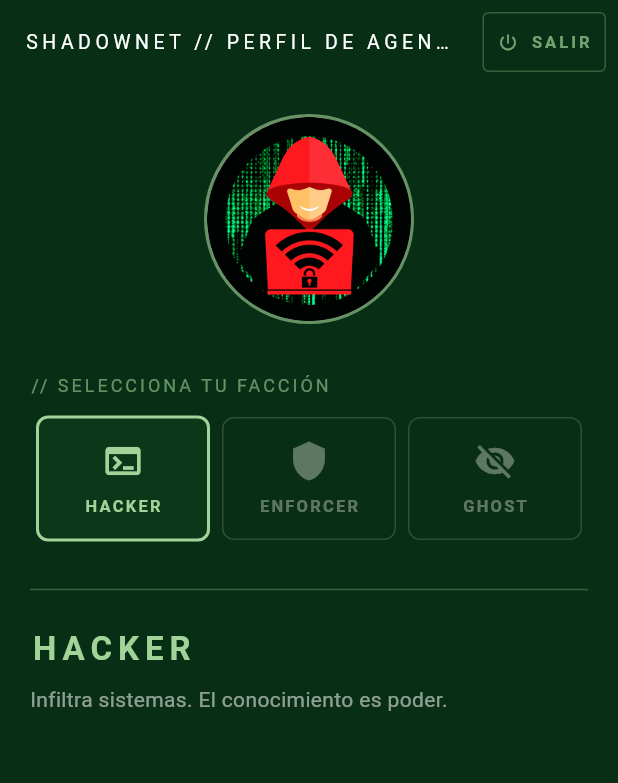
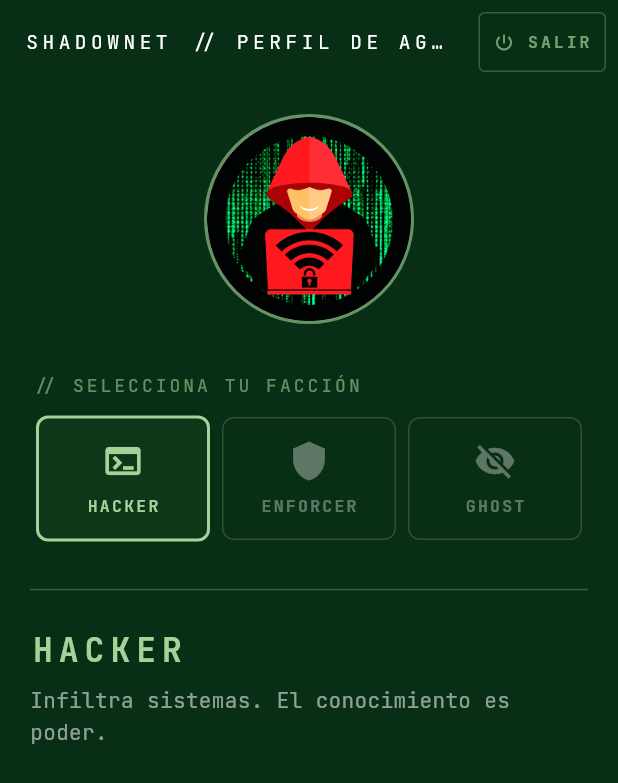
Before and after one commit to NarethWebDev/ShadowNet, a Flutter app: the screen it shows after launch, after a tap on "HACKER", on a phone screen of 412 x 824 dp. Shown: the top 783 px of the screen. Run offline on Flutter 3.47's test engine with Material 3 defaults, Android fonts, the light colour scheme and no system bars; our stand-ins replace google_fonts.

Commit message:
feat: se agrego el google fonts y cambio su tipografia

```diff
--- a/lib/app.dart
+++ b/lib/app.dart
@@ -1,5 +1,6 @@
 import 'package:flutter/material.dart';
 import 'screens/agent_profile_screen.dart';
+import 'theme/app_theme.dart';
 
 class ShadowNetApp extends StatefulWidget {
   const ShadowNetApp({super.key});
@@ -20,13 +21,7 @@ class _ShadowNetAppState extends State<ShadowNetApp> {
     return MaterialApp(
       title: 'ShadowNet',
       debugShowCheckedModeBanner: false,
-      theme: ThemeData(
-        colorScheme: ColorScheme.fromSeed(
-          seedColor: _seedColor,
-          brightness: Brightness.dark,
-        ),
-        useMaterial3: true,
-      ),
+      theme: AppTheme.build(_seedColor),
       home: AgentProfileScreen(
         onSeedColorChanged: _onSeedColorChanged,
       ),
--- a/lib/theme/app_theme.dart
+++ b/lib/theme/app_theme.dart
@@ -0,0 +1,38 @@
+import 'package:flutter/material.dart';
+import 'package:google_fonts/google_fonts.dart';
+
+class AppTheme {
+  /// [seedColor]
+  static ThemeData build(Color seedColor) {
+    final colorScheme = ColorScheme.fromSeed(
+      seedColor: seedColor,
+      brightness: Brightness.dark,
+    );
+
+    final textTheme = GoogleFonts.jetBrainsMonoTextTheme(
+      TextTheme(
+        displayLarge:  GoogleFonts.jetBrainsMono(color: colorScheme.onSurface),
+        displayMedium: GoogleFonts.jetBrainsMono(color: colorScheme.onSurface),
+        displaySmall:  GoogleFonts.jetBrainsMono(color: colorScheme.onSurface),
+        headlineLarge: GoogleFonts.jetBrainsMono(color: colorScheme.onSurface),
+        headlineMedium:GoogleFonts.jetBrainsMono(color: colorScheme.onSurface),
+        headlineSmall: GoogleFonts.jetBrainsMono(color: colorScheme.onSurface),
+        titleLarge:    GoogleFonts.jetBrainsMono(color: colorScheme.onSurface),
+        titleMedium:   GoogleFonts.jetBrainsMono(color: colorScheme.onSurface),
+        titleSmall:    GoogleFonts.jetBrainsMono(color: colorScheme.onSurface),
+        labelLarge:    GoogleFonts.jetBrainsMono(color: colorScheme.onSurface),
+        labelMedium:   GoogleFonts.jetBrainsMono(color: colorScheme.onSurface),
+        labelSmall:    GoogleFonts.jetBrainsMono(color: colorScheme.onSurface),
+        bodyLarge:     GoogleFonts.urbanist(color: colorScheme.onSurface),
+        bodyMedium:    GoogleFonts.urbanist(color: colorScheme.onSurface),
+        bodySmall:     GoogleFonts.urbanist(color: colorScheme.onSurface),
+      ),
+    );
+
+    return ThemeData(
+      colorScheme: colorScheme,
+      useMaterial3: true,
+      textTheme: textTheme,
+    );
+  }
+}
--- a/lib/widgets/faction_selector.dart
+++ b/lib/widgets/faction_selector.dart
@@ -1,8 +1,6 @@
 import 'package:flutter/material.dart';
 import '../models/faction.dart';
 
-/// Widget que muestra los botones de selección de facción.
-/// Cada botón tiene etiqueta semántica para lectores de pantalla.
 class FactionSelector extends StatelessWidget {
   final Faction? selectedFaction;
   final ValueChanged<Faction> onFactionSelected;
--- a/pubspec.yaml
+++ b/pubspec.yaml
@@ -10,8 +10,7 @@ environment:
 dependencies:
   flutter:
     sdk: flutter
-  # Tus compañeros pueden agregar google_fonts aquí (punto 4)
-  # google_fonts: ^6.1.0
+  google_fonts: ^8.1.0
 
 dev_dependencies:
   flutter_test:
```
Also changed, not shown: pubspec.lock, 2 other files.
